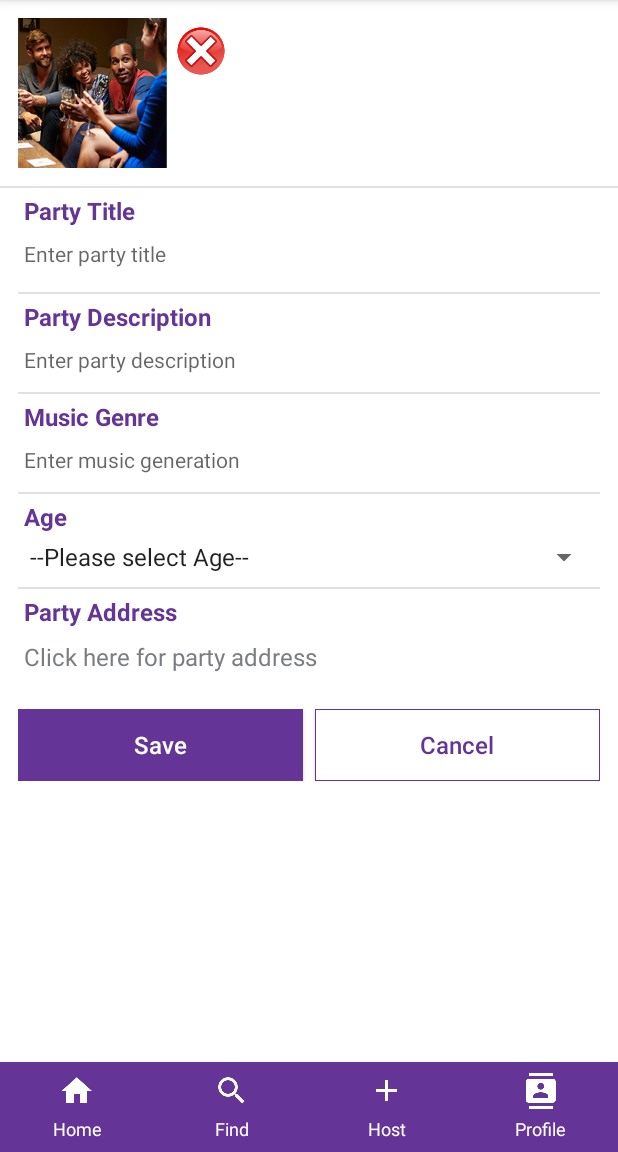
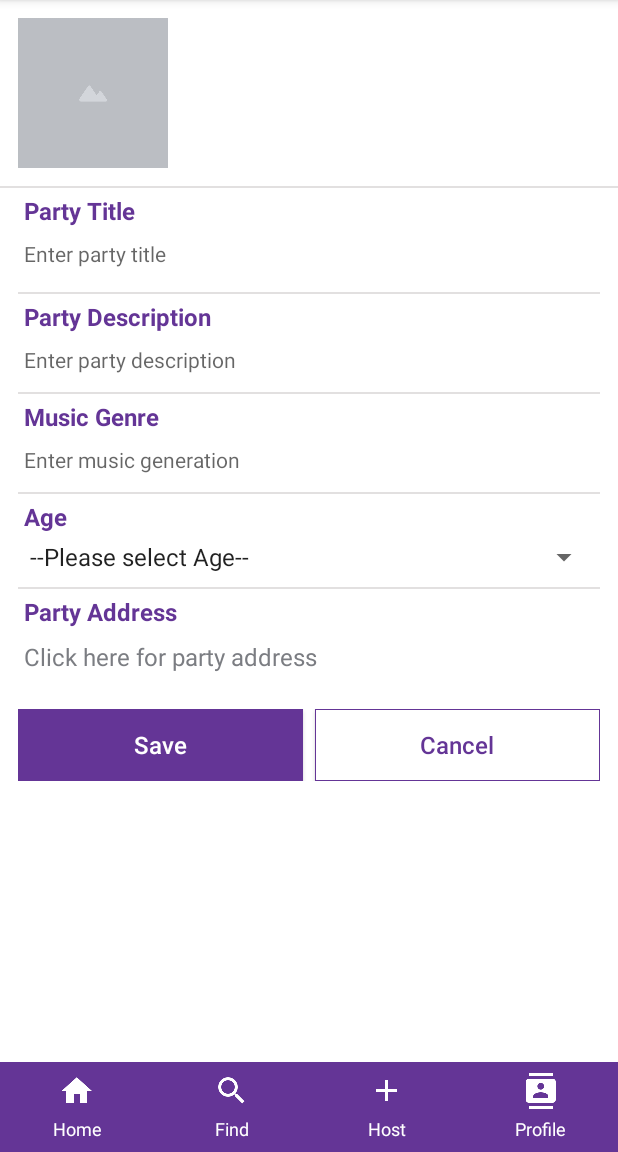
Before and after one commit to Vibeosys/AftersAppAndroid, an Android app: the fragment HostPartyFragment placed in its activity, on a phone screen of 412 x 824 dp, the part 84-1236 px from its top. Run offline under Robolectric (Android 15) with nearby library versions, the phone set to English and light mode, and no system bars; our stand-ins replace AdMob, CircleImageView, Volley; libraries missing offline, so code that uses them is left out: com.quickblox.auth, com.quickblox.chat, com.quickblox.core, com.quickblox.users, org.jivesoftware.smack; 9 statements that could not run were skipped.

Commit message:
remove host party image functionality
remove host party image functionality

```diff
--- a/AftersApp/app/src/main/java/com/aftersapp/fragments/HostPartyFragment.java
+++ b/AftersApp/app/src/main/java/com/aftersapp/fragments/HostPartyFragment.java
@@ -90,7 +90,7 @@ public class HostPartyFragment extends BaseFragment implements
 
     private Spinner mSpinner;
     private TextView mGoogleMapTextView, mPartyAddress;
-    private Button mSearchBtn, mapOkBtn, mapCancelBtn, mHostParty;
+    private Button mSearchBtn, mapOkBtn, mapCancelBtn, mHostParty,mRemoveImg;
     private EditText mSearchEditText, mPartyTitle, mPartyDescription, mMusicGeneration;
     private Spinner mAgeSpinner;
     private ImageView mUserPartyPhoto;
@@ -156,7 +156,7 @@ public class HostPartyFragment extends BaseFragment implements
         mMusicGeneration = (EditText) rootView.findViewById(R.id.musicGenerationDesc);
         mAgeSpinner = (Spinner) rootView.findViewById(R.id.Agespinner);
         mPartyAddress = (TextView) rootView.findViewById(R.id.partyAddressTextView);
-
+        mRemoveImg = (Button) rootView.findViewById(R.id.removeImage);
 
         List<String> spineerData = new ArrayList<>();
         spineerData.add("--Please select Age--");
@@ -179,10 +179,6 @@ public class HostPartyFragment extends BaseFragment implements
             @Override
             public void onClick(View v) {
 
-                /*if(mLastLocation!=null)
-                {
-                    showTakeawayDialog(savedInstanceState);
-                }*/
                 {
                     final LocationManager manager = (LocationManager) getContext().getSystemService(Context.LOCATION_SERVICE);
 
@@ -230,6 +226,18 @@ public class HostPartyFragment extends BaseFragment implements
             }
         });
 
+        mRemoveImg.setOnClickListener(new View.OnClickListener() {
+            @Override
+            public void onClick(View v) {
+                if(!mUserPartyPhoto.getTag().equals("thumnel"))
+                {
+                    if(mUserPartyPhoto.getTag().equals("ImageSet"))
+                    {
+                        mUserPartyPhoto.setImageResource(R.drawable.default_party_image);
+                    }
+                }
+            }
+        });
         return rootView;
     }
 
@@ -329,6 +337,7 @@ public class HostPartyFragment extends BaseFragment implements
                     mImageUri = imgDecodableString.toString();
                     mUserPartyPhoto.setImageBitmap(mBitmapString);
                     mUserPartyPhoto.setTag("ImageSet");
+                    mRemoveImg.setVisibility(View.VISIBLE);
 
                     BitmapFactory.Options options = new BitmapFactory.Options();
                     //  Bitmap convertedImg = null;
--- a/AftersApp/app/src/main/res/layout/fragment_host_party.xml
+++ b/AftersApp/app/src/main/res/layout/fragment_host_party.xml
@@ -27,15 +27,16 @@
                     android:layout_height="100dp"
                     android:scaleType="fitXY"
                     android:tag="thumnel"
-                    android:src="@drawable/demo_image" />
+                    android:src="@drawable/default_party_image" />
                 <Button
-                    android:id="@+id/removeImage1"
+                    android:id="@+id/removeImage"
                     android:layout_width="36dp"
                     android:layout_height="36dp"
                     android:layout_marginBottom="4dp"
                     android:layout_marginRight="4dp"
                     android:layout_marginStart="4dp"
                     android:layout_marginTop="4dp"
+                    android:visibility="invisible"
                     android:background="@drawable/remove" />
             </LinearLayout>
 
```
Also changed, not shown: AftersApp/app/src/main/res/drawable/default_party_image.jpg (added).
